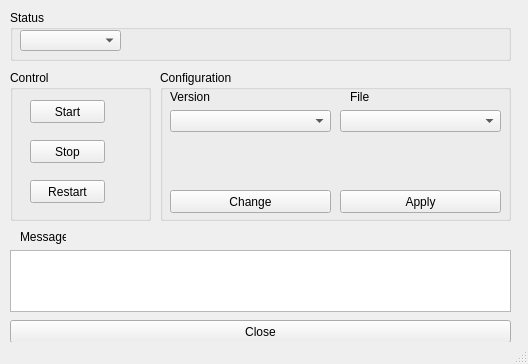
Qt form ctrl/win/src/ctrl.ui (lgosha/ssd) before a commit.
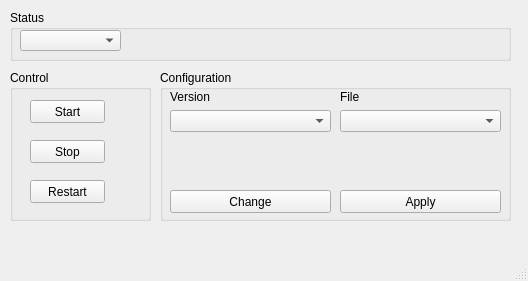
The same form after that commit.

Commit message: ctrl/win gui (типа так симпатичнее)

Diff of the .ui file:
```diff
--- a/ctrl/win/src/ctrl.ui
+++ b/ctrl/win/src/ctrl.ui
@@ -6,7 +6,7 @@
     <x>0</x>
     <y>0</y>
     <width>528</width>
-    <height>364</height>
+    <height>281</height>
    </rect>
   </property>
   <property name="sizePolicy" >
@@ -152,7 +152,7 @@
     <widget class="QLabel" name="label_3" >
      <property name="geometry" >
       <rect>
-       <x>190</x>
+       <x>180</x>
        <y>20</y>
        <width>46</width>
        <height>14</height>
@@ -192,44 +192,15 @@
      </property>
     </widget>
    </widget>
-   <widget class="QTextBrowser" name="m_pStatus_text" >
-    <property name="geometry" >
-     <rect>
-      <x>10</x>
-      <y>250</y>
-      <width>501</width>
-      <height>62</height>
-     </rect>
-    </property>
-   </widget>
-   <widget class="QPushButton" name="m_pClose_button" >
-    <property name="geometry" >
-     <rect>
-      <x>10</x>
-      <y>320</y>
-      <width>501</width>
-      <height>23</height>
-     </rect>
-    </property>
-    <property name="text" >
-     <string>Close</string>
-    </property>
-    <property name="checkable" >
-     <bool>true</bool>
-    </property>
-   </widget>
-   <widget class="QLabel" name="label" >
+   <widget class="QLabel" name="m_pStatus_label" >
     <property name="geometry" >
      <rect>
       <x>20</x>
       <y>230</y>
-      <width>46</width>
-      <height>14</height>
+      <width>491</width>
+      <height>31</height>
      </rect>
     </property>
-    <property name="text" >
-     <string>Message</string>
-    </property>
    </widget>
   </widget>
   <widget class="QStatusBar" name="statusBar" />
```
The commit also changes 3 other files.
